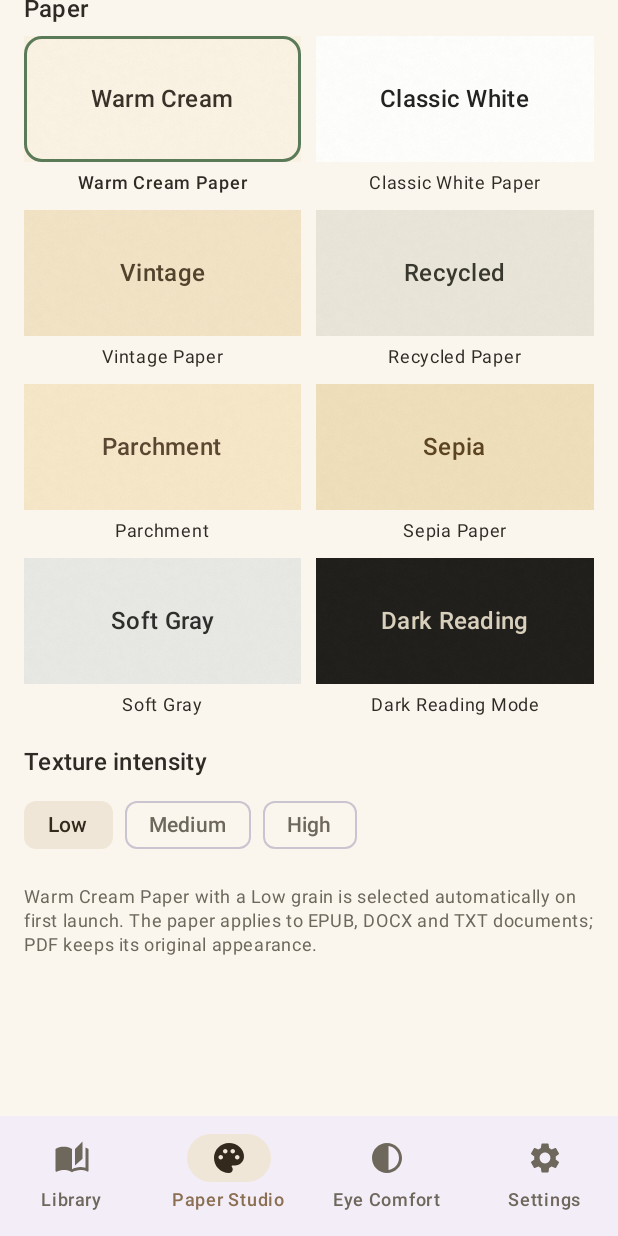
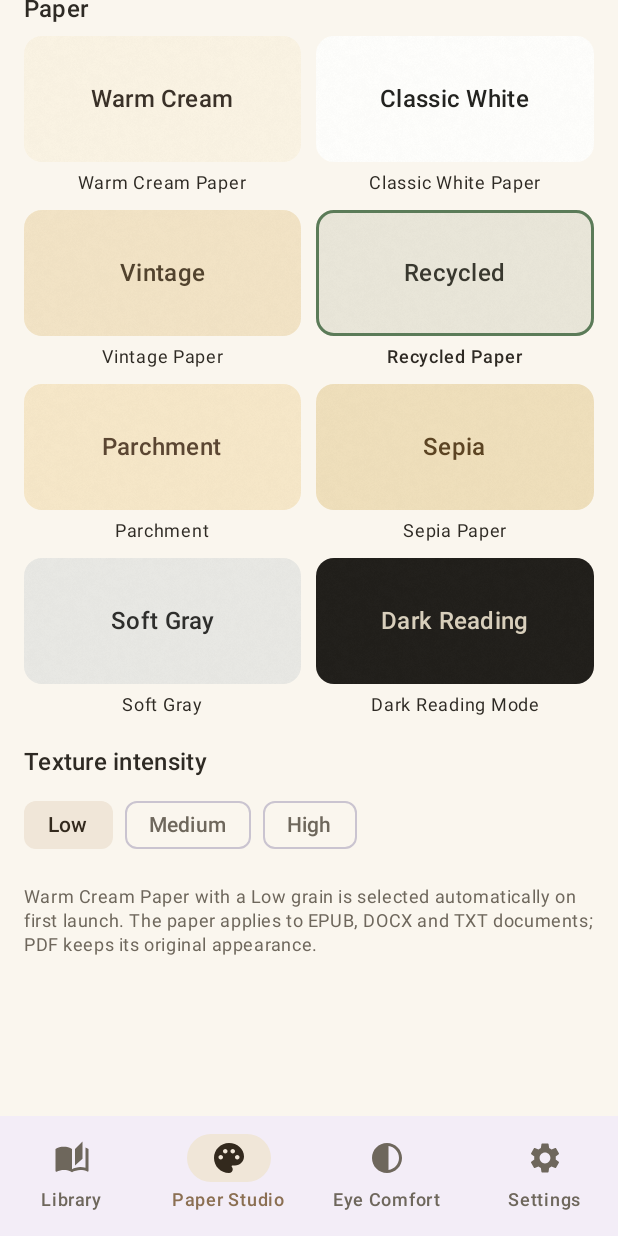
Before and after one commit to hasib-insights/READR, an Android app built with Jetpack Compose: the composable READRApp shown on its own in the app's theme, item 2 of the bottom bar chosen, scrolled down 366 dp, on a phone screen of 412 x 824 dp. Run offline under Robolectric (Android 15) with nearby library versions, the phone set to English and light mode, and no system bars; our stand-ins replace Room's generated code; pictures from the network do not load.

Commit message:
Fix Paper Studio paper cards not responding to taps (1.0.2)
The paper colour cards in Paper Studio and in the reader's Paper Studio
sheet looked tappable but never invoked onSelect: PaperSurface had no
click handling, so the callback was silently dropped and selection was
dead. PaperSurface now takes an optional onClick (ripple drawn above the
paper grain) plus a shape for clipping, and both paper pickers wire their
cards to it. The selection outline moved from the modifier chain (drawn
under the paper background, hence invisible) to an overlay that paints on
top of the paper. Texture/font/PDF chips were unaffected.

versionCode 3, versionName 1.0.2.

```diff
--- a/app/build.gradle.kts
+++ b/app/build.gradle.kts
@@ -16,8 +16,8 @@ android {
         applicationId = "com.readr.app"
         minSdk = 24
         targetSdk = 35
-        versionCode = 2
-        versionName = "1.0.1"
+        versionCode = 3
+        versionName = "1.0.2"
         vectorDrawables { useSupportLibrary = true }
     }
 
--- a/app/src/main/java/com/readr/app/ui/components/Common.kt
+++ b/app/src/main/java/com/readr/app/ui/components/Common.kt
@@ -2,6 +2,7 @@ package com.readr.app.ui.components
 
 import android.graphics.BitmapFactory
 import androidx.compose.foundation.background
+import androidx.compose.foundation.clickable
 import androidx.compose.foundation.layout.Arrangement
 import androidx.compose.foundation.layout.Box
 import androidx.compose.foundation.layout.Column
@@ -34,6 +35,8 @@ import androidx.compose.ui.graphics.Canvas
 import androidx.compose.ui.graphics.Color
 import androidx.compose.ui.graphics.FilterQuality
 import androidx.compose.ui.graphics.ImageBitmap
+import androidx.compose.ui.graphics.RectangleShape
+import androidx.compose.ui.graphics.Shape
 import androidx.compose.ui.graphics.asImageBitmap
 import androidx.compose.ui.graphics.drawscope.DrawScope
 import androidx.compose.ui.graphics.drawscope.translate
@@ -93,6 +96,8 @@ fun DrawScope.drawGrain(bitmap: ImageBitmap, alpha: Float) {
 /**
  * The reading page itself: paper colour + subtle grain texture behind the
  * text (the texture is drawn first, so text always stays on top).
+ * When [onClick] is provided (theme pickers) the paper is tappable and the
+ * tap ripple is drawn above the paper grain.
  */
 @Composable
 fun PaperSurface(
@@ -100,13 +105,17 @@ fun PaperSurface(
     textColor: Color,
     intensity: TextureIntensity,
     modifier: Modifier = Modifier,
+    shape: Shape = RectangleShape,
+    onClick: (() -> Unit)? = null,
     content: @Composable () -> Unit,
 ) {
     val grain = rememberGrainBitmap()
+    val paper = modifier
+        .clip(shape)
+        .background(backgroundColor)
+        .drawBehind { drawGrain(grain, intensity.alpha) }
     Box(
-        modifier
-            .background(backgroundColor)
-            .drawBehind { drawGrain(grain, intensity.alpha) }
+        if (onClick != null) paper.clickable(onClick = onClick) else paper
     ) {
         content()
     }
@@ -120,8 +129,17 @@ fun MiniPaperPreview(
     intensity: TextureIntensity,
     modifier: Modifier = Modifier,
     sample: String = "Aa",
+    shape: Shape = RectangleShape,
+    onClick: (() -> Unit)? = null,
 ) {
-    PaperSurface(backgroundColor, textColor, intensity, modifier) {
+    PaperSurface(
+        backgroundColor = backgroundColor,
+        textColor = textColor,
+        intensity = intensity,
+        modifier = modifier,
+        shape = shape,
+        onClick = onClick,
+    ) {
         Box(contentAlignment = Alignment.Center, modifier = Modifier.fillMaxSize()) {
             Text(
                 sample,
--- a/app/src/main/java/com/readr/app/ui/paper/PaperStudioScreen.kt
+++ b/app/src/main/java/com/readr/app/ui/paper/PaperStudioScreen.kt
@@ -2,6 +2,7 @@ package com.readr.app.ui.paper
 
 import androidx.compose.foundation.border
 import androidx.compose.foundation.layout.Arrangement
+import androidx.compose.foundation.layout.Box
 import androidx.compose.foundation.layout.Column
 import androidx.compose.foundation.layout.ExperimentalLayoutApi
 import androidx.compose.foundation.layout.FlowRow
@@ -158,20 +159,31 @@ private fun PaperGrid(
                         Modifier.weight(1f),
                         horizontalAlignment = Alignment.CenterHorizontally,
                     ) {
+                        Box(
+                            Modifier
+                                .fillMaxWidth()
+                                .height(84.dp)
+                        ) {
                             PaperSurface(
                                 backgroundColor = Color(theme.bg),
                                 textColor = Color(theme.text),
                                 intensity = intensity,
-                            modifier = Modifier
-                                .fillMaxWidth()
-                                .height(84.dp)
+                                modifier = Modifier.fillMaxSize(),
+                                shape = RoundedCornerShape(12.dp),
+                                onClick = { onSelect(theme) },
+                            ) {
+                                PreviewCenteredLabel(theme)
+                            }
+                            // selection outline drawn above the paper so it stays visible
+                            Box(
+                                Modifier
+                                    .matchParentSize()
                                     .border(
                                         if (selected == theme) 2.dp else 1.dp,
                                         if (selected == theme) MaterialTheme.colorScheme.primary else Color.Transparent,
                                         RoundedCornerShape(12.dp),
                                     ),
-                        ) {
-                            PreviewCenteredLabel(theme)
+                            )
                         }
                         Text(
                             theme.label,
```
Also changed, not shown: app/src/main/java/com/readr/app/ui/reader/ReaderSettingsSheet.kt (+16 -3 lines). Lines whose indentation alone changed are shown as unchanged.
